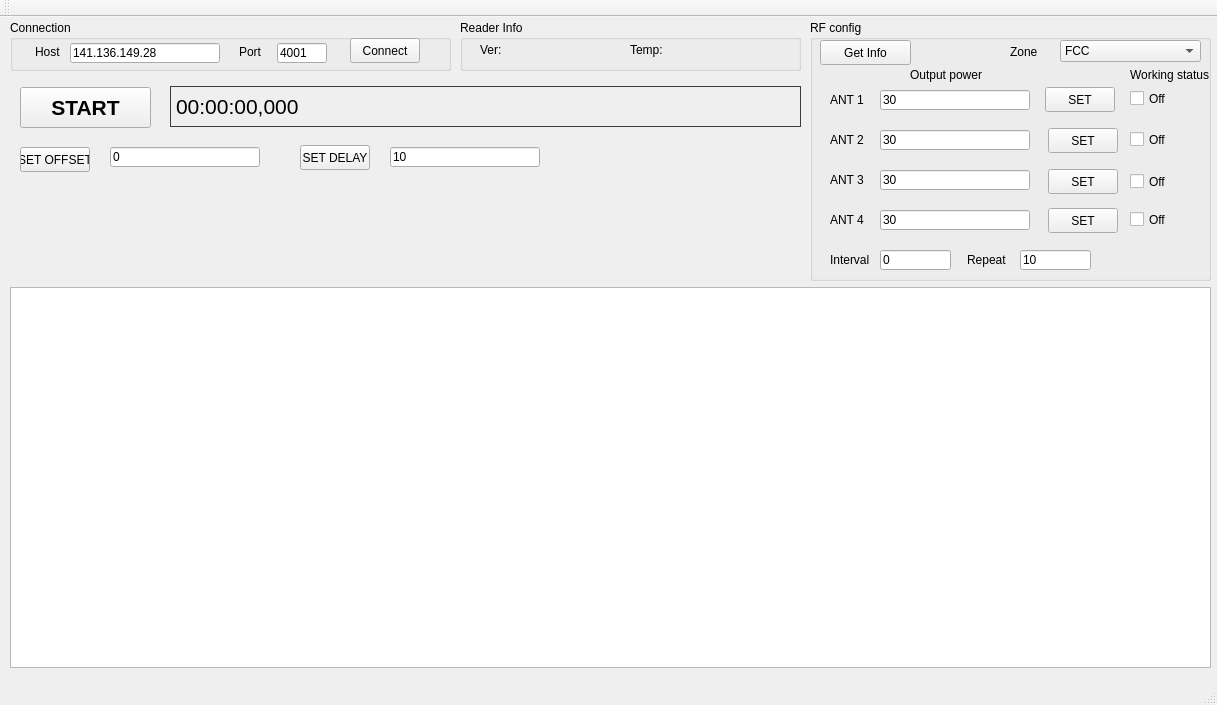
The window that mainwindow.ui (yennhan1211/rfid_service) describes before a commit, drawn with Qt 5.
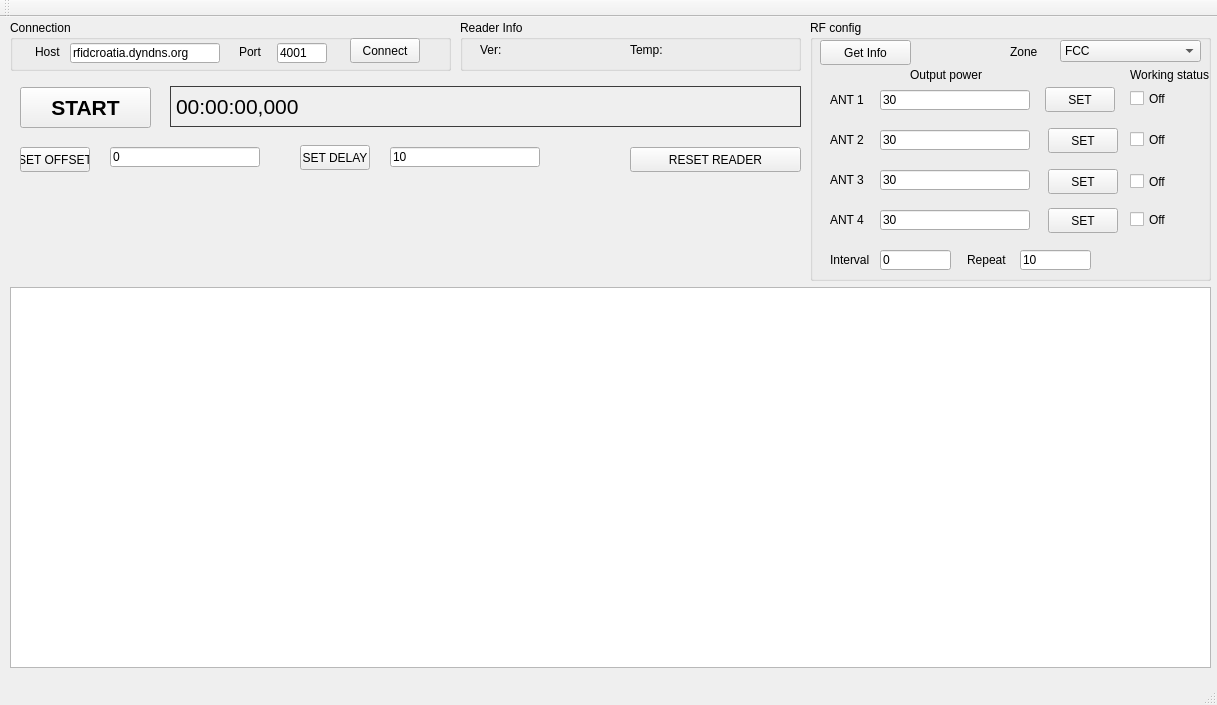
The same window after the commit.

What changed in the file:
```diff
--- a/mainwindow.ui
+++ b/mainwindow.ui
@@ -412,7 +412,7 @@
       </rect>
      </property>
      <property name="text">
-      <string>141.136.149.28</string>
+      <string>rfidcroatia.dyndns.org</string>
      </property>
     </widget>
     <widget class="QLabel" name="lbPort">
@@ -585,6 +585,19 @@
      <string>10</string>
     </property>
    </widget>
+   <widget class="QPushButton" name="btnResetReader">
+    <property name="geometry">
+     <rect>
+      <x>630</x>
+      <y>130</y>
+      <width>171</width>
+      <height>25</height>
+     </rect>
+    </property>
+    <property name="text">
+     <string>RESET READER</string>
+    </property>
+   </widget>
   </widget>
   <widget class="QMenuBar" name="menuBar">
    <property name="geometry">
```
